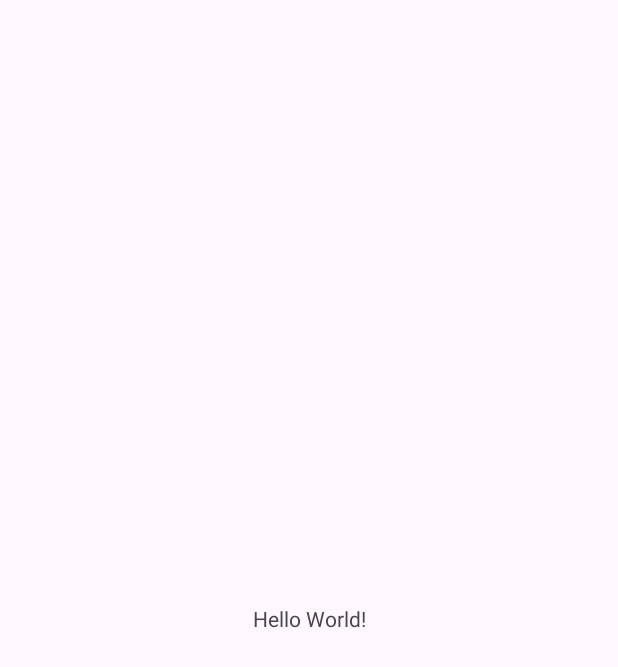
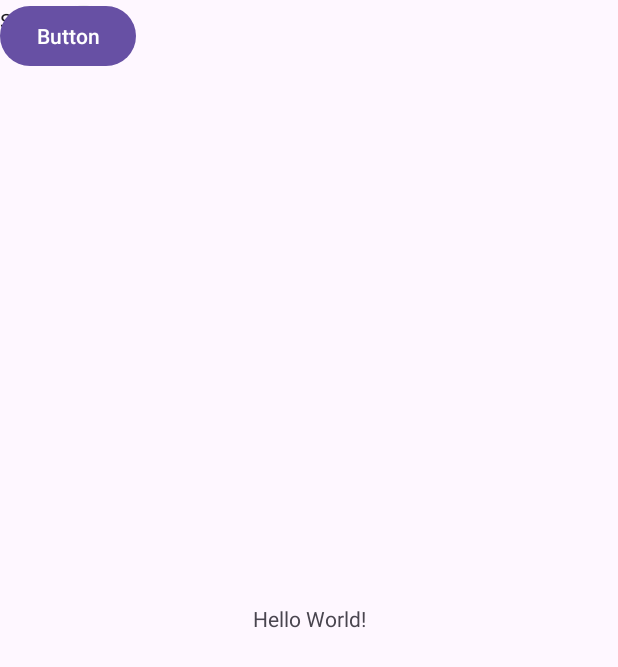
Before and after one commit to Barkyeongchan/Android_tutorial, an Android app: the screen it shows after launch (MainActivity), on a phone screen of 412 x 824 dp. Before the commit the part shown is almost empty. Shown: the top 667 px of the screen. Run offline under Robolectric (Android 15) with nearby library versions, the phone set to English and light mode, and no system bars.

```diff
--- a/app/src/main/res/layout/activity_main.xml
+++ b/app/src/main/res/layout/activity_main.xml
@@ -15,4 +15,20 @@
         app:layout_constraintStart_toStartOf="parent"
         app:layout_constraintTop_toTopOf="parent" />
 
+    <Switch
+        android:id="@+id/switch1"
+        android:layout_width="wrap_content"
+        android:layout_height="wrap_content"
+        android:text="Switch"
+        tools:layout_editor_absoluteX="168dp"
+        tools:layout_editor_absoluteY="434dp" />
+
+    <Button
+        android:id="@+id/button"
+        android:layout_width="wrap_content"
+        android:layout_height="wrap_content"
+        android:text="Button"
+        tools:layout_editor_absoluteX="150dp"
+        tools:layout_editor_absoluteY="65dp" />
+
 </androidx.constraintlayout.widget.ConstraintLayout>
```
